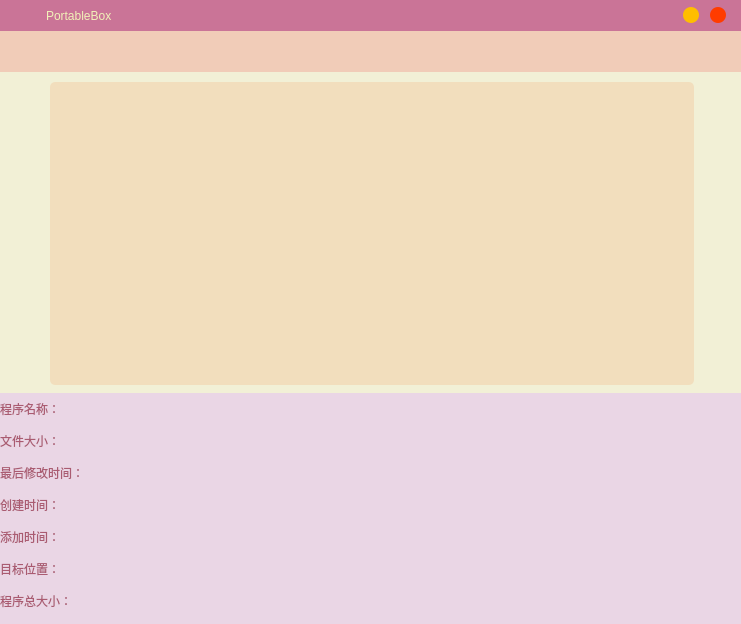
Above: PortableBox.ui from ichinoseyuu/PortableBox before the change. Below: the same form after it.
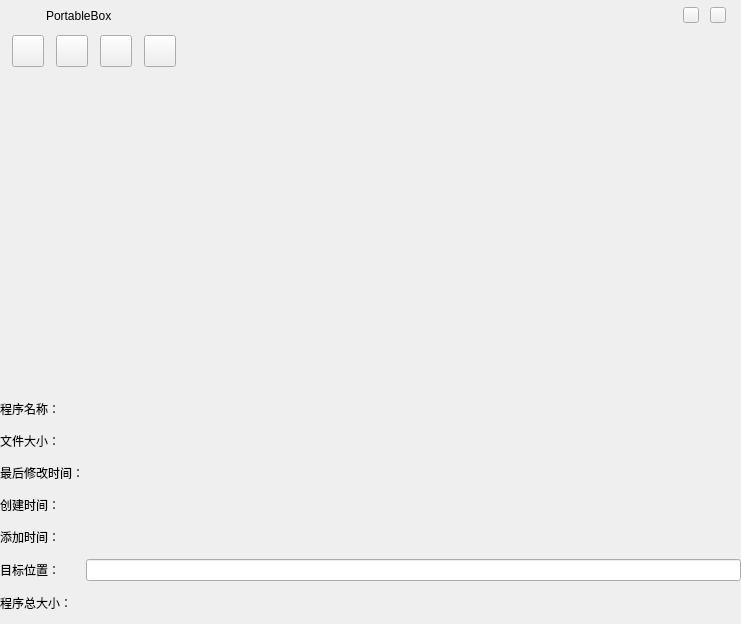
That is the form after the change. Icons and pictures are not drawn.

Patch:
```diff
--- a/PortableBox.ui
+++ b/PortableBox.ui
@@ -18,7 +18,7 @@
   </property>
   <widget class="QWidget" name="BackGroundWidget">
    <property name="styleSheet">
-    <string notr="true">QWidget{background-color: rgba(255, 254, 244, 250);}
+    <string notr="true">
 </string>
    </property>
    <widget class="QWidget" name="TitleWidget" native="true">
@@ -31,9 +31,7 @@
      </rect>
     </property>
     <property name="styleSheet">
-     <string notr="true">font: 11pt &quot;微软雅黑&quot;;
-background-color: rgb(202, 116, 151);
-</string>
+     <string notr="true"/>
     </property>
     <layout class="QHBoxLayout">
      <property name="spacing">
@@ -83,11 +81,7 @@
      <item>
       <widget class="QLabel" name="Title">
        <property name="styleSheet">
-        <string notr="true">QLabel{
-    color: rgb(241, 241, 184);
-	background-color: rgba(200 ,200, 200,0);
-	qproperty-alignment: AlignCenter;
-}</string>
+        <string notr="true"/>
        </property>
        <property name="text">
         <string>PortableBox</string>
@@ -122,14 +116,7 @@
         </size>
        </property>
        <property name="styleSheet">
-        <string notr="true">QPushButton {
-	border: 0px;
-    border-radius: 8px;
-	background-color: rgb(255, 190, 0);}
-QPushButton:hover {
-	background-color: rgb(170, 170, 255);}
-QPushButton:pressed {
-	background-color: rgb(0, 170, 255);}</string>
+        <string notr="true"/>
        </property>
        <property name="text">
         <string/>
@@ -167,14 +154,7 @@
         </size>
        </property>
        <property name="styleSheet">
-        <string notr="true">QPushButton {
-	border: 0px;
-    border-radius: 8px;
-	background-color: rgb(255, 60, 0);}
-QPushButton:hover {
-	background-color: rgb(170, 170, 255);}
-QPushButton:pressed {
-	background-color: rgb(0, 170, 255);}</string>
+        <string notr="true"/>
        </property>
        <property name="text">
         <string/>
@@ -199,8 +179,7 @@
      </sizepolicy>
     </property>
     <property name="styleSheet">
-     <string notr="true">QWidget{
-	background-color: rgb(234, 214, 229);}</string>
+     <string notr="true"/>
     </property>
     <layout class="QGridLayout" name="gridLayout">
      <item row="5" column="0">
@@ -218,7 +197,7 @@
         </size>
        </property>
        <property name="styleSheet">
-        <string notr="true">QLabel{color: rgb(170, 91, 113);}</string>
+        <string notr="true"/>
        </property>
        <property name="text">
         <string>目标位置：</string>
@@ -228,7 +207,7 @@
      <item row="1" column="1">
       <widget class="QLabel" name="FileSizeLabel">
        <property name="styleSheet">
-        <string notr="true">QLabel{color: rgb(170, 91, 113);}</string>
+        <string notr="true"/>
        </property>
        <property name="text">
         <string/>
@@ -241,7 +220,7 @@
      <item row="3" column="1">
       <widget class="QLabel" name="CreateTimeLabel">
        <property name="styleSheet">
-        <string notr="true">QLabel{color: rgb(170, 91, 113);}</string>
+        <string notr="true"/>
        </property>
        <property name="text">
         <string/>
@@ -266,7 +245,7 @@
         </size>
        </property>
        <property name="styleSheet">
-        <string notr="true">QLabel{color: rgb(170, 91, 113);}</string>
+        <string notr="true"/>
        </property>
        <property name="text">
         <string>程序总大小：</string>
@@ -288,7 +267,7 @@
         </size>
        </property>
        <property name="styleSheet">
-        <string notr="true">QLabel{color: rgb(170, 91, 113);}</string>
+        <string notr="true"/>
        </property>
        <property name="text">
         <string>最后修改时间：</string>
@@ -298,7 +277,7 @@
      <item row="2" column="1">
       <widget class="QLabel" name="LastModifiedLabel">
        <property name="styleSheet">
-        <string notr="true">QLabel{color: rgb(170, 91, 113);}</string>
+        <string notr="true"/>
        </property>
        <property name="text">
         <string/>
@@ -311,7 +290,7 @@
      <item row="4" column="1">
       <widget class="QLabel" name="AddTimeLabel">
        <property name="styleSheet">
-        <string notr="true">QLabel{color: rgb(170, 91, 113);}</string>
+        <string notr="true"/>
        </property>
        <property name="text">
         <string/>
@@ -324,7 +303,7 @@
      <item row="5" column="1">
       <widget class="QLineEdit" name="TargetPathLine">
        <property name="styleSheet">
-        <string notr="true">QLineEdit{border:none;color: rgb(170, 91, 113);}</string>
+        <string notr="true"/>
        </property>
        <property name="text">
         <string/>
@@ -349,7 +328,7 @@
         </size>
        </property>
        <property name="styleSheet">
-        <string notr="true">QLabel{color: rgb(170, 91, 113);}</string>
+        <string notr="true"/>
        </property>
        <property name="text">
         <string>创建时间：</string>
@@ -371,7 +350,7 @@
         </size>
        </property>
        <property name="styleSheet">
-        <string notr="true">QLabel{color: rgb(170, 91, 113);}</string>
+        <string notr="true"/>
        </property>
        <property name="text">
         <string>添加时间：</string>
@@ -381,7 +360,7 @@
      <item row="6" column="1">
       <widget class="QLabel" name="TotalSizeLabel">
        <property name="styleSheet">
-        <string notr="true">QLabel{color: rgb(170, 91, 113);}</string>
+        <string notr="true"/>
        </property>
        <property name="text">
         <string/>
@@ -406,7 +385,7 @@
         </size>
        </property>
        <property name="styleSheet">
-        <string notr="true">QLabel{color: rgb(170, 91, 113);}</string>
+        <string notr="true"/>
        </property>
        <property name="text">
         <string>程序名称：</string>
@@ -428,7 +407,7 @@
         </size>
        </property>
        <property name="styleSheet">
-        <string notr="true">QLabel{color: rgb(170, 91, 113);}</string>
+        <string notr="true"/>
        </property>
        <property name="text">
         <string>文件大小：</string>
@@ -438,7 +417,7 @@
      <item row="0" column="1">
       <widget class="QLabel" name="FileNameLabel">
        <property name="styleSheet">
-        <string notr="true">QLabel{color: rgb(170, 91, 113);}</string>
+        <string notr="true"/>
        </property>
        <property name="text">
         <string/>
@@ -466,7 +445,7 @@
      </sizepolicy>
     </property>
     <property name="styleSheet">
-     <string notr="true">QWidget{background-color:rgb(241, 204, 184);}</string>
+     <string notr="true"/>
     </property>
     <widget class="QWidget" name="layoutWidget">
      <property name="geometry">
@@ -516,22 +495,8 @@
          </font>
         </property>
         <property name="styleSheet">
-         <string notr="true">QPushButton {
-	background-color: rgba(255, 255, 255, 0);
-	border: none;
-	image: url(:/btn/images/add_64px.png);
-}
-QPushButton:hover {
-	background-color:qlineargradient(x1: 0, y1: 0, x2: 0, y2: 1, 
-	stop: 0 rgba(236, 210, 226, 255), stop: 1 rgb(220, 223, 243)); 
-	color: #555;
-	border: 1px solid rgb(212, 208, 255);
-}
-QPushButton:pressed {
-	background-color:qlineargradient(x1: 0, y1: 0, x2: 0, y2: 1, 
-		stop: 0 rgba(212, 212, 236, 255), stop: 1 rgba(226, 207, 216, 255));
-	border: 1px solid rgb(212, 208, 255);
-}</string>
+         <string notr="true">image: url(:/btn/images/add_64px.png);
+</string>
         </property>
        </widget>
       </item>
@@ -564,21 +529,7 @@
          </font>
         </property>
         <property name="styleSheet">
-         <string notr="true">QPushButton {
-	image: url(:/btn/images/del_64px.png);
-	border: none;
-}
-QPushButton:hover {
-	background-color:qlineargradient(x1: 0, y1: 0, x2: 0, y2: 1, 
-	stop: 0 rgba(236, 210, 226, 255), stop: 1 rgb(220, 223, 243)); 
-	color: #555;
-	border: 1px solid rgb(212, 208, 255);
-}
-QPushButton:pressed {
-	background-color:qlineargradient(x1: 0, y1: 0, x2: 0, y2: 1, 
-		stop: 0 rgba(212, 212, 236, 255), stop: 1 rgba(226, 207, 216, 255));
-	border: 1px solid rgb(212, 208, 255);
-}</string>
+         <string notr="true">image: url(:/btn/images/del_64px.png);</string>
         </property>
        </widget>
       </item>
@@ -611,21 +562,8 @@
          </font>
         </property>
         <property name="styleSheet">
-         <string notr="true">QPushButton {
-	image: url(:/btn/images/select_more_64px.png);
-	border: none;
-}
-QPushButton:hover {
-	background-color:qlineargradient(x1: 0, y1: 0, x2: 0, y2: 1, 
-	stop: 0 rgba(236, 210, 226, 255), stop: 1 rgb(220, 223, 243)); 
-	color: #555;
-	border: 1px solid rgb(212, 208, 255);
-}
-QPushButton:pressed {
-	background-color:qlineargradient(x1: 0, y1: 0, x2: 0, y2: 1, 
-		stop: 0 rgba(212, 212, 236, 255), stop: 1 rgba(226, 207, 216, 255));
-	border: 1px solid rgb(212, 208, 255);
-}</string>
+         <string notr="true">image: url(:/btn/images/select_more_64px.png);
+</string>
         </property>
        </widget>
       </item>
@@ -658,21 +596,9 @@
          </font>
         </property>
         <property name="styleSheet">
-         <string notr="true">QPushButton {
-	image: url(:/btn/images/settings_64px.png);
-	border: none;
-}
-QPushButton:hover {
-	background-color:qlineargradient(x1: 0, y1: 0, x2: 0, y2: 1, 
-	stop: 0 rgba(236, 210, 226, 255), stop: 1 rgb(220, 223, 243)); 
-	color: #555;
-	border: 1px solid rgb(212, 208, 255);
-}
-QPushButton:pressed {
-	background-color:qlineargradient(x1: 0, y1: 0, x2: 0, y2: 1, 
-		stop: 0 rgba(212, 212, 236, 255), stop: 1 rgba(226, 207, 216, 255));
-	border: 1px solid rgb(212, 208, 255);
-}</string>
+         <string notr="true">image: url(:/btn/images/settings_64px.png);
+
+</string>
         </property>
        </widget>
       </item>
@@ -702,7 +628,7 @@
      </rect>
     </property>
     <property name="styleSheet">
-     <string notr="true">QWidget{background-color: rgba(241, 239, 212, 240)}</string>
+     <string notr="true"/>
     </property>
     <widget class="QWidget" name="AppWidget" native="true">
      <property name="geometry">
@@ -720,7 +646,7 @@
       </sizepolicy>
      </property>
      <property name="styleSheet">
-      <string notr="true">QWidget{background-color: rgb(242, 222, 189);border-radius:5px;}</string>
+      <string notr="true"/>
      </property>
      <layout class="QGridLayout" name="gridLayout_2">
       <item row="0" column="0">
```
